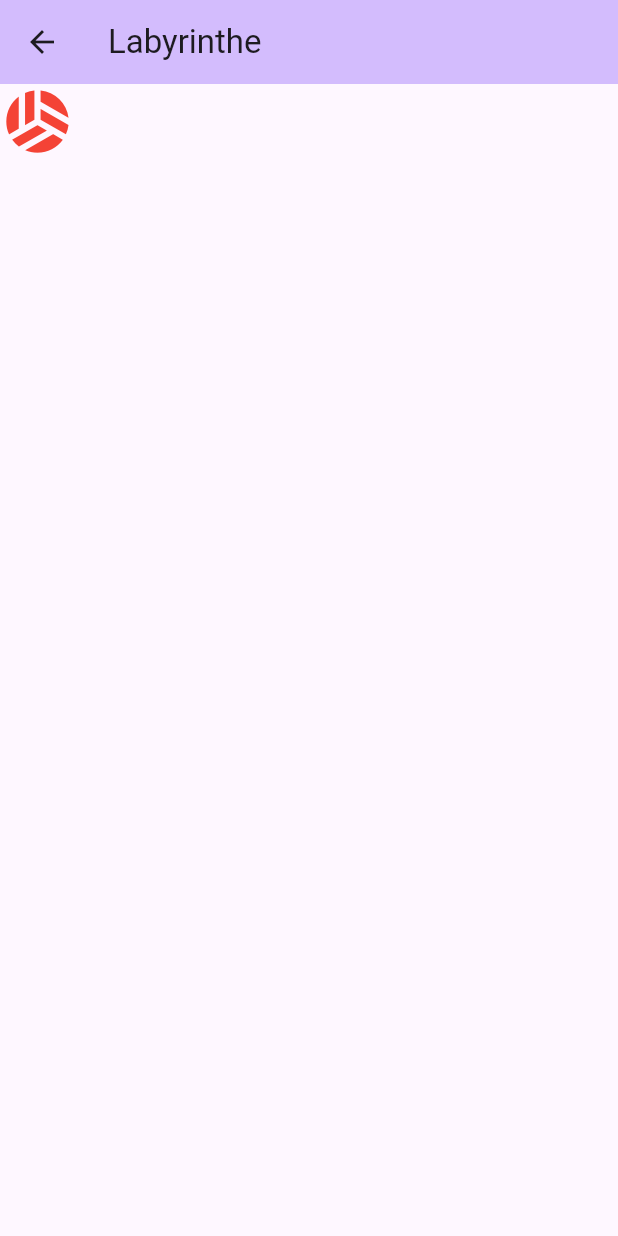
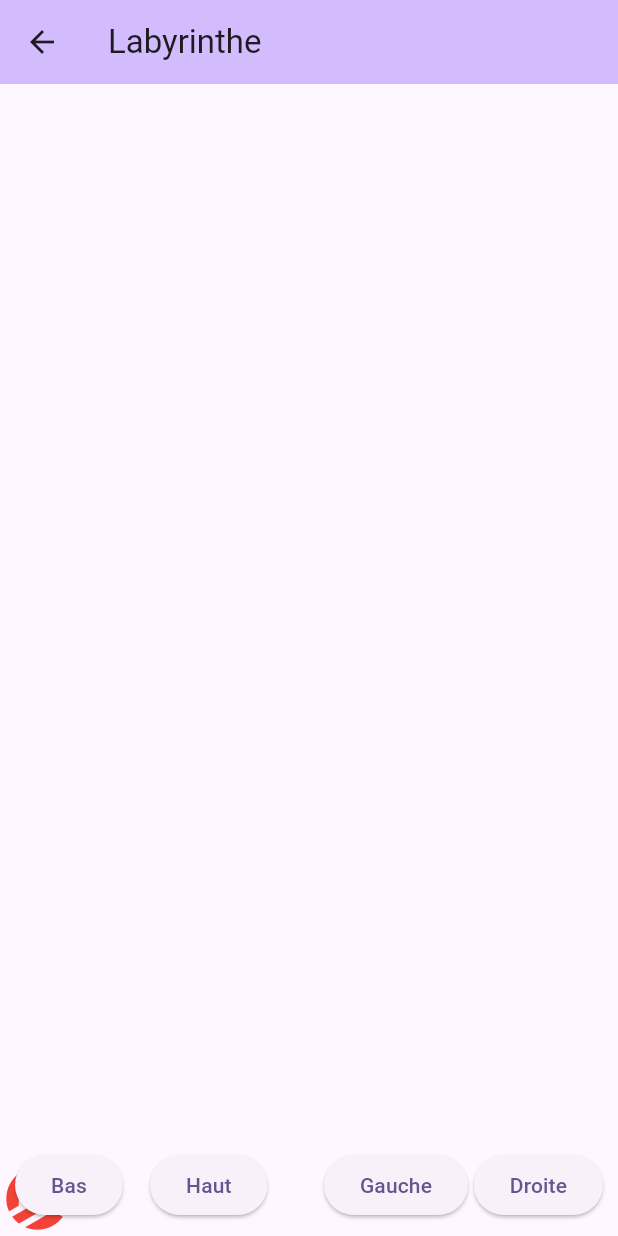
Before and after one commit to Camtax53/PROG_MOBILE, a Flutter app: the LabyrinthePage screen opened directly, on a phone screen of 412 x 824 dp. Run offline on Flutter 3.47's test engine with Material 2 defaults, Android fonts, the phone set to English and light mode, and no system bars; our stand-ins replace sensors_plus.

Commit message:
labyrinthe

```diff
--- a/lib/tuto.txt
+++ b/lib/tuto.txt
@@ -16,3 +16,18 @@ Column(
               )
             ],
           ),
+
+
+//placer ou on veut sur l'ecran
+           Positioned(
+            bottom: 10, //place a 10 pixel du bas
+            left: 10, //place a 10 pixel de la gauche
+            child: ElevatedButton(
+              onPressed: () {
+                setState(() {
+                  _ballPositionY += 50;
+                });
+              },
+              child: Text('Bas'),
+            ),
+          ),
--- a/lib/tuto/labyrinthe.dart
+++ b/lib/tuto/labyrinthe.dart
@@ -10,45 +10,89 @@ class LabyrinthePage extends StatefulWidget {
 }
 
 class _LabyrintheState extends State<LabyrinthePage> {
-  double _ballPosition = 0.0;
-  double _ballVelocity = 0.0;
-  double _ballAcceleration = 1;
-
-  void _handleTapDown(TapDownDetails details) {
-    setState(() {
-      _ballVelocity = -15.0;
-    });
-  }
-
-  void _handleTapUp(TapUpDetails details) {
-    setState(() {
-      _ballVelocity = 15.0;
-    });
-  }
+  double _ballPositionX = 0.0;
+  double _ballPositionY = 0.0;
 
   @override
   Widget build(BuildContext context) {
+    double screenWidth = MediaQuery.of(context).size.width;
+    double screenHeight = MediaQuery.of(context).size.height;
+
     return Scaffold(
       appBar: AppBar(
         backgroundColor: Theme.of(context).colorScheme.inversePrimary,
-        title: Text('Labyrinthe'),
+        title: const Text("Labyrinthe"),
       ),
-      body: GestureDetector(
-        onTapDown: _handleTapDown,
-        onTapUp: _handleTapUp,
-        child: AnimatedContainer(
-          duration: Duration(milliseconds: 50),
-          child: Icon(Icons.sports_volleyball, size: 50.0, color: Colors.red),
-          width: 50.0,
-          height: 50.0,
-          margin: EdgeInsets.only(top: _ballPosition),
-          onEnd: () {
-            setState(() {
-              _ballVelocity += _ballAcceleration;
-              _ballPosition += _ballVelocity;
-            });
-          },
-        ),
+      body: Stack(
+        children: [
+          AnimatedPositioned(
+            duration: Duration(milliseconds: 200),
+            curve: Curves.easeInOut,
+            left: _ballPositionX,
+            bottom: _ballPositionY,
+            child: Container(
+              width: 50,
+              height: 50,
+              child: Icon(
+                Icons.sports_volleyball,
+                color: Colors.red,
+                size: 50,
+              ),
+            ),
+          ),
+          Positioned(
+            bottom: 10,
+            left: 10,
+            child: ElevatedButton(
+              onPressed: () {
+                setState(() {
+                  _ballPositionY -= 30;
+                });
+              },
+              child: Text('Bas'),
+            ),
+          ),
+          Positioned(
+            bottom: 10,
+            left: 100,
+            child: ElevatedButton(
+              onPressed: () {
+                setState(() {
+                  _ballPositionY += 30;
+                });
+              },
+              child: Text('Haut'),
+            ),
+          ),
+          Positioned(
+            bottom: 10,
+            right: 100,
+            child: ElevatedButton(
+              onPressed: () {
+                setState(() {
+                  if (_ballPositionX > 0) {
+                    _ballPositionX -= 30;
+                  }
+                });
+              },
+              child: Text('Gauche'),
+            ),
+          ),
+          Positioned(
+            bottom: 10,
+            right: 10,
+            child: ElevatedButton(
+              onPressed: () {
+                setState(() {
+                  if (_ballPositionX < screenWidth - 60) {
+                    _ballPositionX += 30;
+                  }
+                });
+              },
+              child: Text('Droite'),
+            ),
+          ),
+        ],
       ),
     );
   }
```
